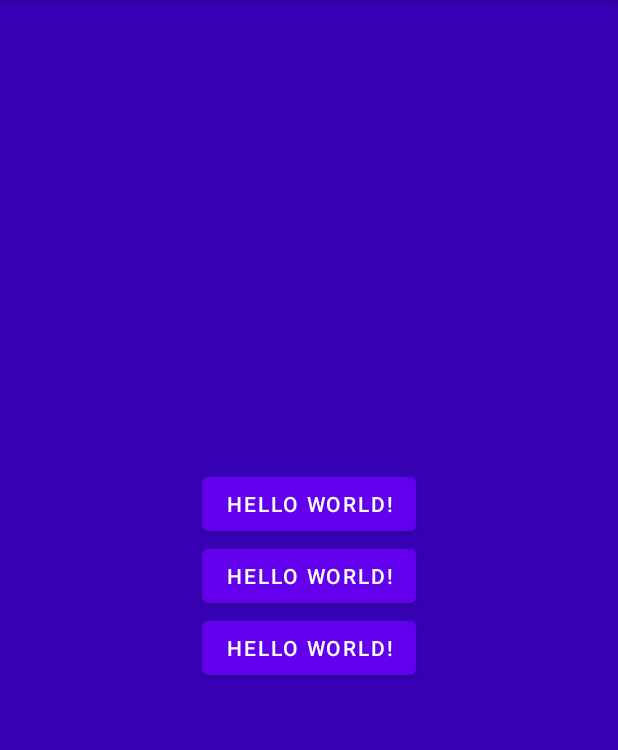
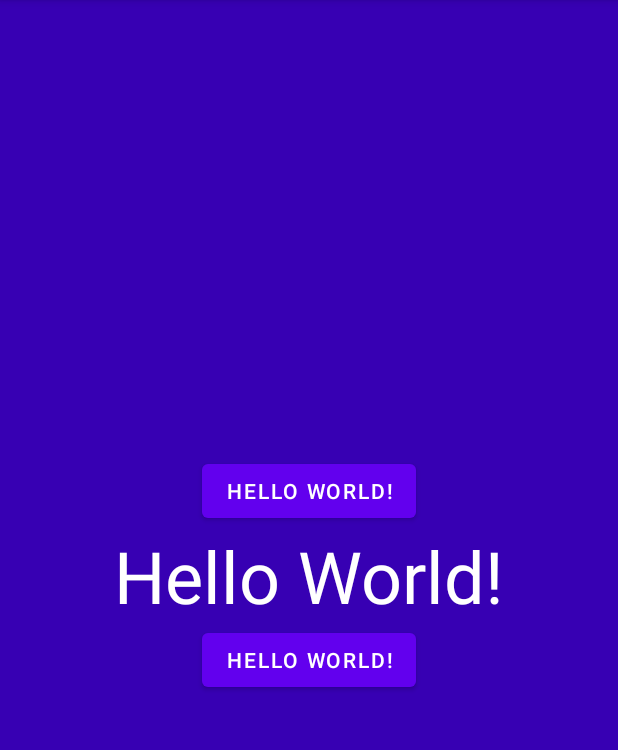
Before and after one commit to Shahzod010299/ZoomAndroid, an Android app: the screen it shows after launch (MainActivity), on a phone screen of 412 x 824 dp, the part 84-834 px from its top. Run offline under Robolectric (Android 15) with nearby library versions, the phone set to English and light mode, and no system bars.

Commit message:
TextView qoishldi

```diff
--- a/app/src/main/res/layout/activity_main.xml
+++ b/app/src/main/res/layout/activity_main.xml
@@ -15,9 +15,11 @@
         android:layout_height="wrap_content"
         android:text="Hello World!"/>
 
-    <Button
+    <TextView
         android:layout_width="wrap_content"
         android:layout_height="wrap_content"
+        android:textColor="#fff"
+        android:textSize="48dp"
         android:text="Hello World!"/>
 
     <Button
```
